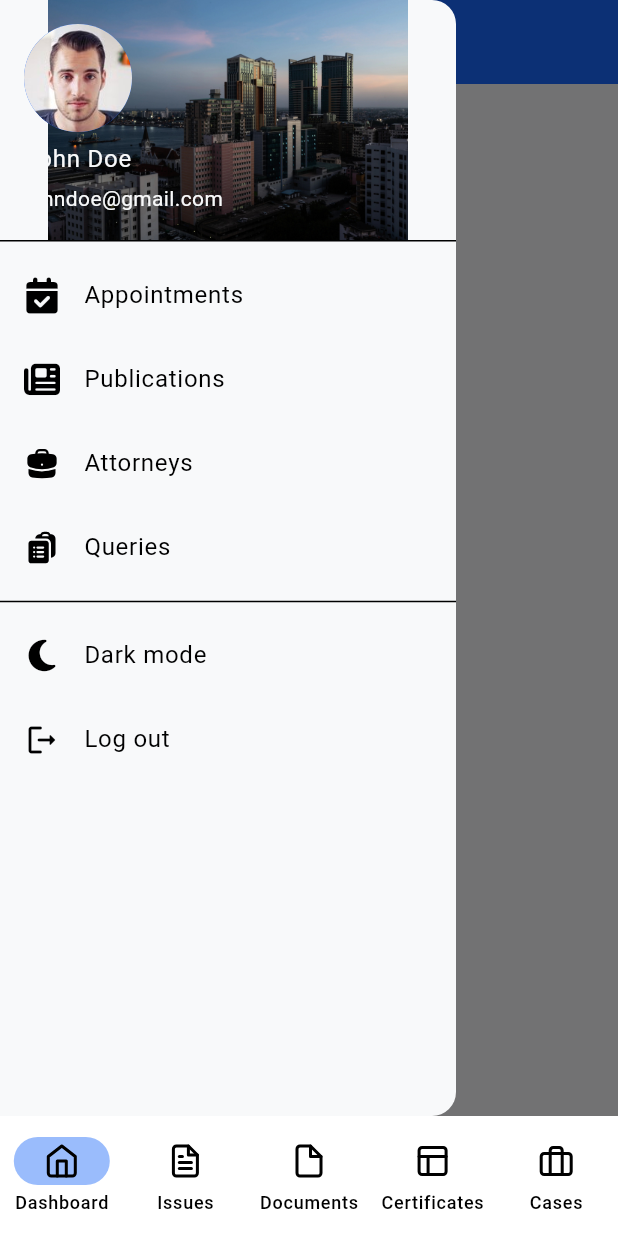
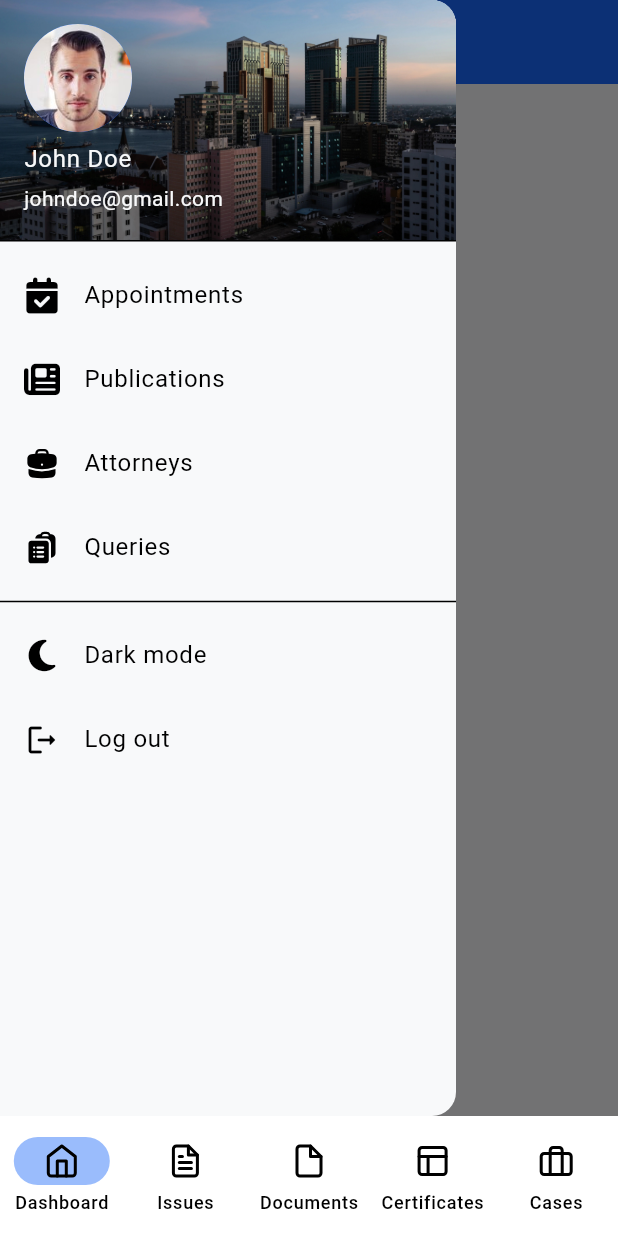
Before and after one commit to infinite-dev22/law_mobile_app, a Flutter app: the screen it shows after launch, with the side drawer open, on a phone screen of 412 x 824 dp. Run offline on Flutter 3.47's test engine with Material 3 defaults, Android fonts, the phone set to English and light mode, and no system bars; our stand-ins replace awesome_extensions, bloc, equatable, flutter_bloc, flutter_feather_icons, go_router and 2 more.

Commit message:
Fit drawer account details header background image to cover

```diff
--- a/lib/Global/Widgets/app_drawer.dart
+++ b/lib/Global/Widgets/app_drawer.dart
@@ -21,8 +21,11 @@ class AppDrawer extends StatelessWidget {
               foregroundImage: AssetImage("assets/images/user.jpg"),
             ),
             decoration: BoxDecoration(
-                image: DecorationImage(
-                    image: AssetImage("assets/images/app_backgroud.jpg"))),
+              image: DecorationImage(
+                image: AssetImage("assets/images/app_backgroud.jpg"),
+                fit: BoxFit.cover,
+              ),
+            ),
           ),
           ListTile(
             leading: const Icon(FontAwesome.calendar_check),
```
